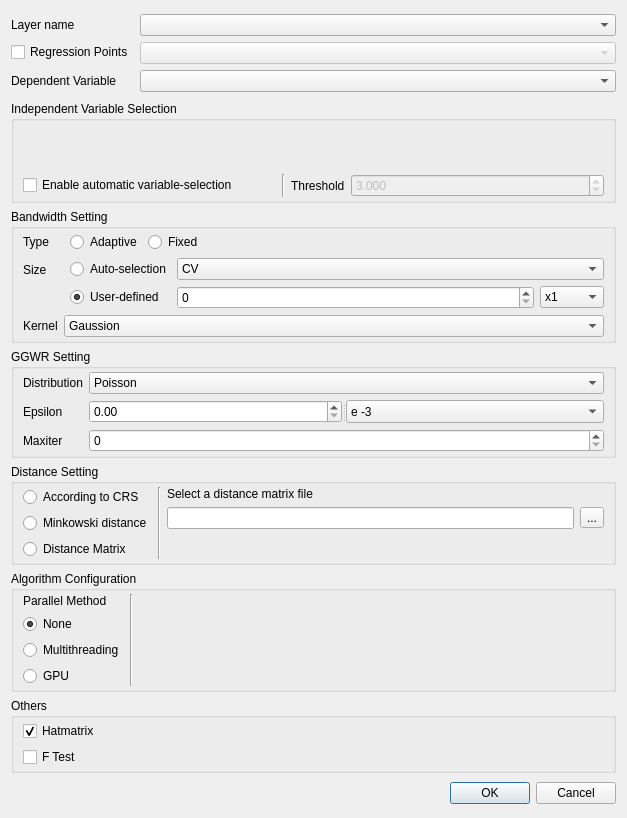
Before: the Qt Designer form gwmggwroptionsdialog.ui in GWmodel-Lab/GWmodelS, drawn with Qt 5.
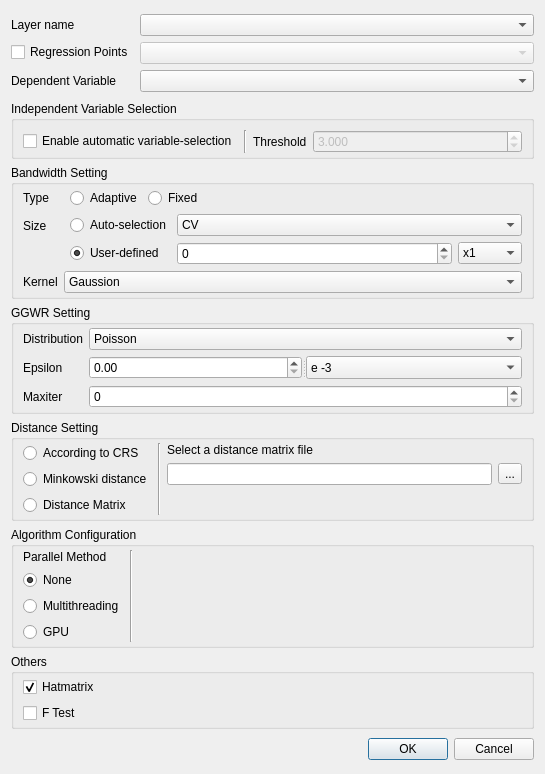
After: the same form once the commit is applied. Custom widgets are drawn as their Qt base class.

Commit message: 增加了GWR界面滑动条

What changed in the file:
```diff
--- a/gwmggwroptionsdialog.ui
+++ b/gwmggwroptionsdialog.ui
@@ -6,8 +6,8 @@
    <rect>
     <x>0</x>
     <y>0</y>
-    <width>627</width>
-    <height>818</height>
+    <width>545</width>
+    <height>754</height>
    </rect>
   </property>
   <property name="windowTitle">
```
The commit also changes 2 other files.
